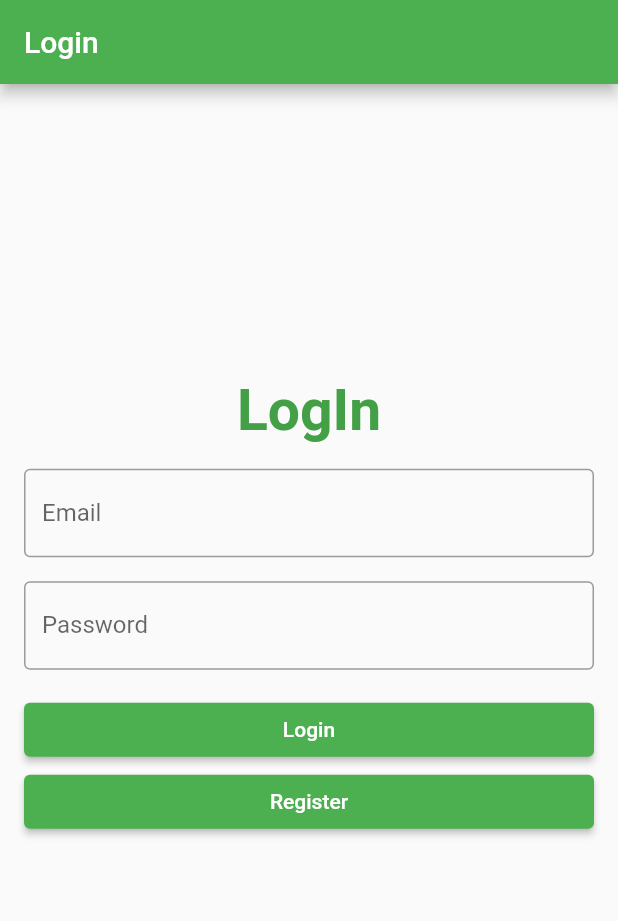
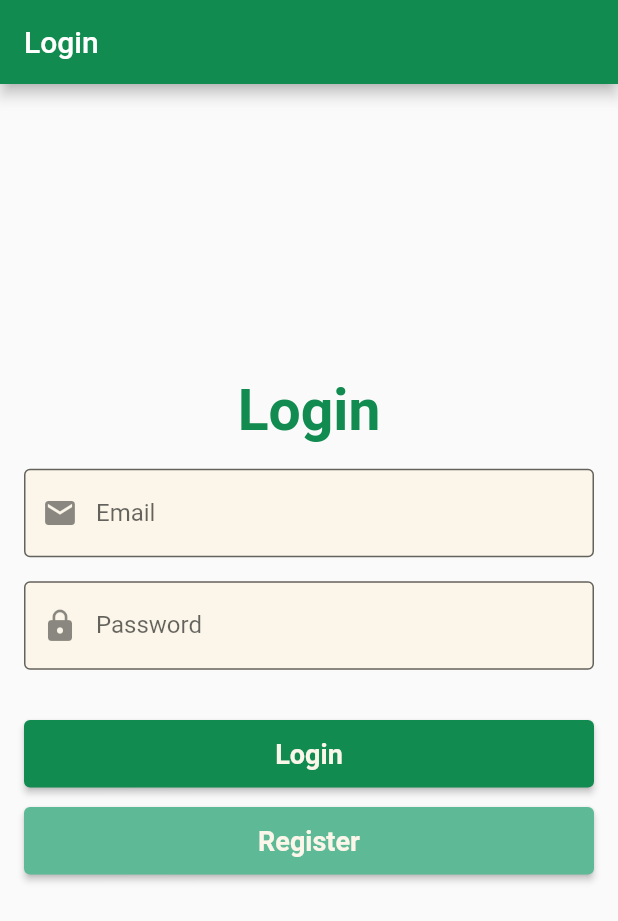
Before and after one commit to Baghaztra/clinic_project, a Flutter app: the screen it shows after launch, on a phone screen of 412 x 824 dp. Shown: the top 921 px of the screen. Run offline on Flutter 3.47's test engine with Material 2 defaults, Android fonts, the phone set to English and light mode, and no system bars.

Commit message:
UI Update

```diff
--- a/lib/config.dart
+++ b/lib/config.dart
@@ -1,8 +1,10 @@
 import 'package:flutter/material.dart';
 
 class AppConfig {
-  static Color primaryColor = Colors.green.shade600;
-  static Color secondaryColor = Colors.green.shade200;
+  static Color colorA = const Color.fromARGB(255, 17, 139, 80);
+  static Color colorB = const Color.fromARGB(255, 93, 185, 150);
+  static Color colorC = const Color.fromARGB(255, 227, 240, 175);
+  static Color colorD = const Color.fromARGB(255, 251, 246, 233);
 
   static const String backendUrl = "http://10.0.2.2:8000/api";
   static String? token;
@@ -17,3 +19,71 @@ class AppConfig {
     token = null;
   }
 }
+
+class Components {
+  static Widget primaryButton({
+    required String text,
+    required VoidCallback onPressed,
+    bool isLoading = false,
+  }) {
+    return ElevatedButton(
+      style: ElevatedButton.styleFrom(
+        backgroundColor: AppConfig.colorA,
+        padding: const EdgeInsets.symmetric(horizontal: 16, vertical: 12),
+      ),
+      onPressed: isLoading ? null : onPressed,
+      child: isLoading
+          ? SizedBox(
+              height: 20,
+              width: 20,
+              child: CircularProgressIndicator(
+                valueColor: AlwaysStoppedAnimation<Color>(AppConfig.colorD),
+                strokeWidth: 2,
+              ),
+            )
+          : Text(
+              text,
+              style: TextStyle(
+                color: AppConfig.colorD,
+                fontSize: 18,
+                fontWeight: FontWeight.bold
+              ),
+            ),
+    );
+  }
+
+  static Widget secondaryButton({
+    required String text,
+    required VoidCallback onPressed,
+    bool isLoading = false,
+  }) {
+    return ElevatedButton(
+      style: ElevatedButton.styleFrom(
+        backgroundColor: AppConfig.colorB,
+        padding: const EdgeInsets.symmetric(horizontal: 16, vertical: 12),
+        // side: BorderSide(
+        //   color: AppConfig.colorA,
+        //   width: 2,
+        // ),
+      ),
+      onPressed: isLoading ? null : onPressed,
+      child: isLoading
+          ? SizedBox(
+              height: 20,
+              width: 20,
+              child: CircularProgressIndicator(
+                valueColor: AlwaysStoppedAnimation<Color>(AppConfig.colorD),
+                strokeWidth: 2,
+              ),
+            )
+          : Text(
+              text,
+              style: TextStyle(
+                color: AppConfig.colorD,
+                fontSize: 18,
+                fontWeight: FontWeight.bold
+              ),
+            ),
+    );
+  }
+}
--- a/lib/login_page.dart
+++ b/lib/login_page.dart
@@ -91,15 +91,18 @@ class _LoginPageState extends State<LoginPage> {
   @override
   Widget build(BuildContext context) {
     return Scaffold(
-      appBar: AppBar(title: const Text("Login")),
+      appBar: AppBar(
+        title: const Text("Login"),
+        backgroundColor: AppConfig.colorA,
+      ),
       body: Column(
         mainAxisAlignment: MainAxisAlignment.center,
         crossAxisAlignment: CrossAxisAlignment.center,
         children: [
           Text(
-            "LogIn",
+            "Login",
             style: TextStyle(
-              color: AppConfig.primaryColor,
+              color: AppConfig.colorA,
               fontWeight: FontWeight.bold,
               fontSize: 38
             ),
@@ -112,36 +115,43 @@ class _LoginPageState extends State<LoginPage> {
                 children: [
                   TextField(
                     controller: _email,
-                    decoration: const InputDecoration(
+                    decoration: InputDecoration(
+                      filled: true,
+                      fillColor: AppConfig.colorD,
+                      prefixIcon: const Icon(Icons.email),
                       labelText: "Email",
-                      border: OutlineInputBorder(),
+                      border: const OutlineInputBorder(),
                     ),
                     keyboardType: TextInputType.emailAddress,
                   ),
                   const SizedBox(height: 16),
                   TextField(
                     controller: _password,
-                    decoration: const InputDecoration(
+                    decoration: InputDecoration(
+                      filled: true,
+                      fillColor: AppConfig.colorD,
+                      prefixIcon: const Icon(Icons.lock),
                       labelText: "Password",
-                      border: OutlineInputBorder(),
+                      border: const OutlineInputBorder(),
                     ),
                     obscureText: true,
                   ),
-                  const SizedBox(height: 16),
-                  ElevatedButton(
-                    onPressed: _login,
-                    child: _isLoading
-                      ? const CircularProgressIndicator(color: Colors.white,)
-                      : const Text("Login"),
+                  const SizedBox(height: 32),
+                  Components.primaryButton(
+                    text: "Login",
+                    onPressed:_login,
+                    isLoading: _isLoading
                   ),
-                  ElevatedButton(
+                  const SizedBox(height: 10),
+                  Components.secondaryButton(
+                    text: "Register",
                     onPressed: () {
                       Navigator.of(context).push(
                         MaterialPageRoute(builder: (context) => const RegisterPage())
                       );
-                    } ,
-                    child: const Text("Register"),
-                  ),
+                    },
+                    isLoading: _isLoading
+                  )
                 ],
               ),
             ),
--- a/lib/splash_screen.dart
+++ b/lib/splash_screen.dart
@@ -32,7 +32,7 @@ class _SplashScreenState extends State<SplashScreen> {
   @override
   Widget build(BuildContext context) {
     return Scaffold(
-      backgroundColor: AppConfig.primaryColor,
+      backgroundColor: AppConfig.colorD,
       body: Center(
         child: Hero(
           tag: 'logo',
```
Also changed, not shown: lib/create_appointment.dart (+2 -7 lines), lib/home_page.dart (+48 -18 lines), lib/main_page.dart (+15 -10 lines), lib/register_page.dart (+39 -36 lines).
